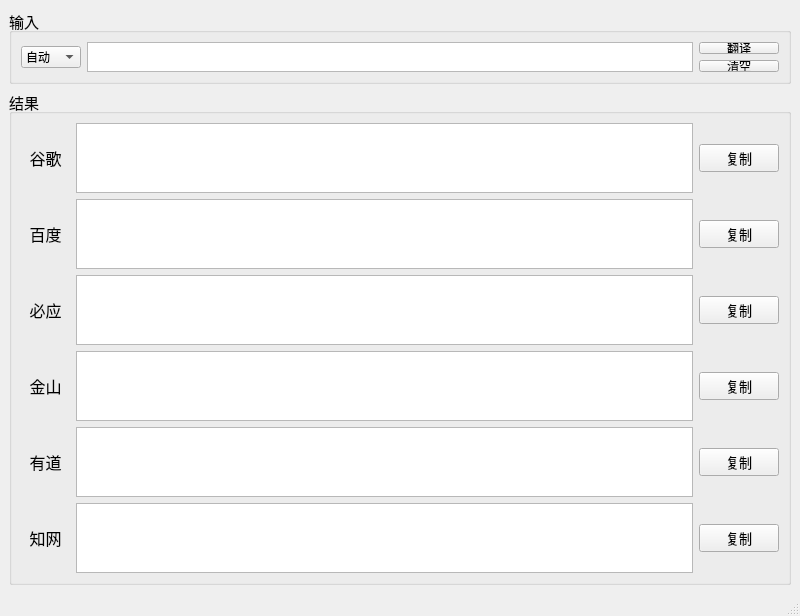
Old version of the form MainWindow.ui in the repository Daibingh/EasyTranslator.
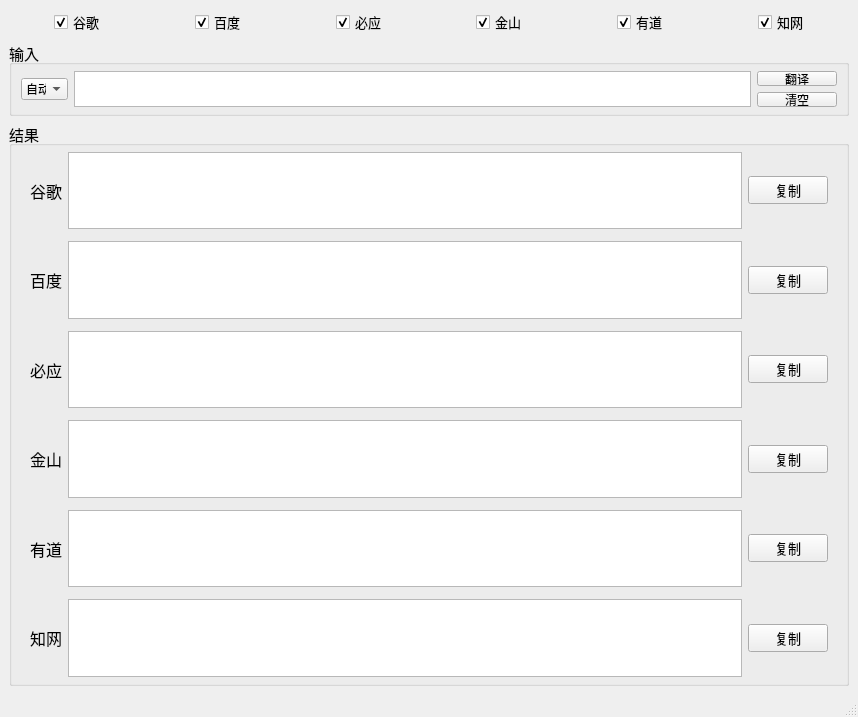
New version of the form.

Diff of the .ui file:
```diff
--- a/MainWindow.ui
+++ b/MainWindow.ui
@@ -6,8 +6,8 @@
    <rect>
     <x>0</x>
     <y>0</y>
-    <width>800</width>
-    <height>571</height>
+    <width>858</width>
+    <height>717</height>
    </rect>
   </property>
   <property name="windowTitle">
@@ -16,6 +16,106 @@
   <widget class="QWidget" name="centralwidget">
    <layout class="QGridLayout" name="gridLayout_5">
     <item row="0" column="0">
+     <layout class="QHBoxLayout" name="horizontalLayout_2">
+      <property name="spacing">
+       <number>50</number>
+      </property>
+      <property name="leftMargin">
+       <number>45</number>
+      </property>
+      <item>
+       <widget class="QCheckBox" name="checkBox_goo">
+        <property name="font">
+         <font>
+          <pointsize>10</pointsize>
+         </font>
+        </property>
+        <property name="text">
+         <string>谷歌</string>
+        </property>
+        <property name="checked">
+         <bool>true</bool>
+        </property>
+       </widget>
+      </item>
+      <item>
+       <widget class="QCheckBox" name="checkBox_bai">
+        <property name="font">
+         <font>
+          <pointsize>10</pointsize>
+         </font>
+        </property>
+        <property name="text">
+         <string>百度</string>
+        </property>
+        <property name="checked">
+         <bool>true</bool>
+        </property>
+       </widget>
+      </item>
+      <item>
+       <widget class="QCheckBox" name="checkBox_bing">
+        <property name="font">
+         <font>
+          <pointsize>10</pointsize>
+         </font>
+        </property>
+        <property name="text">
+         <string>必应</string>
+        </property>
+        <property name="checked">
+         <bool>true</bool>
+        </property>
+       </widget>
+      </item>
+      <item>
+       <widget class="QCheckBox" name="checkBox_jin">
+        <property name="font">
+         <font>
+          <pointsize>10</pointsize>
+         </font>
+        </property>
+        <property name="text">
+         <string>金山</string>
+        </property>
+        <property name="checked">
+         <bool>true</bool>
+        </property>
+       </widget>
+      </item>
+      <item>
+       <widget class="QCheckBox" name="checkBox_you">
+        <property name="font">
+         <font>
+          <pointsize>10</pointsize>
+         </font>
+        </property>
+        <property name="text">
+         <string>有道</string>
+        </property>
+        <property name="checked">
+         <bool>true</bool>
+        </property>
+       </widget>
+      </item>
+      <item>
+       <widget class="QCheckBox" name="checkBox_zhi">
+        <property name="font">
+         <font>
+          <pointsize>10</pointsize>
+         </font>
+        </property>
+        <property name="text">
+         <string>知网</string>
+        </property>
+        <property name="checked">
+         <bool>true</bool>
+        </property>
+       </widget>
+      </item>
+     </layout>
+    </item>
+    <item row="1" column="0">
      <layout class="QGridLayout" name="gridLayout_4">
       <item row="0" column="0">
        <widget class="QGroupBox" name="groupBox">
@@ -34,13 +134,19 @@
          <string>输入</string>
         </property>
         <layout class="QGridLayout" name="gridLayout">
+         <property name="topMargin">
+          <number>6</number>
+         </property>
+         <property name="bottomMargin">
+          <number>6</number>
+         </property>
          <item row="0" column="0">
           <layout class="QHBoxLayout" name="horizontalLayout" stretch="1,15">
            <item>
             <widget class="QComboBox" name="comboBox">
              <property name="maximumSize">
               <size>
-               <width>60</width>
+               <width>47</width>
                <height>16777215</height>
               </size>
              </property>
@@ -118,10 +224,42 @@
         <property name="title">
          <string>结果</string>
         </property>
-        <layout class="QGridLayout" name="gridLayout_3">
+        <layout class="QGridLayout" name="gridLayout_11">
+         <property name="topMargin">
+          <number>0</number>
+         </property>
+         <property name="bottomMargin">
+          <number>0</number>
+         </property>
+         <property name="horizontalSpacing">
+          <number>6</number>
+         </property>
          <item row="0" column="0">
-          <layout class="QGridLayout" name="gridLayout_2" columnstretch="2,25,2">
+          <layout class="QGridLayout" name="gridLayout_10">
+           <property name="horizontalSpacing">
+            <number>6</number>
+           </property>
+           <property name="verticalSpacing">
+            <number>0</number>
+           </property>
            <item row="0" column="0">
+            <widget class="QWidget" name="widget_goo" native="true">
+             <property name="maximumSize">
+              <size>
+               <width>16777215</width>
+               <height>16777215</height>
+              </size>
+             </property>
+             <layout class="QGridLayout" name="gridLayout_2">
+              <property name="topMargin">
+               <number>6</number>
+              </property>
+              <property name="bottomMargin">
+               <number>6</number>
+              </property>
+              <item row="0" column="0">
+               <layout class="QHBoxLayout" name="horizontalLayout_goo">
+                <item>
             <widget class="QLabel" name="label">
              <property name="maximumSize">
               <size>
@@ -145,7 +283,7 @@
              </property>
             </widget>
            </item>
-           <item row="0" column="1">
+                <item>
             <widget class="QTextEdit" name="textEdit_goo">
              <property name="font">
               <font>
@@ -154,7 +292,7 @@
              </property>
             </widget>
            </item>
-           <item row="0" column="2">
+                <item>
             <widget class="QPushButton" name="button_goo">
              <property name="font">
               <font>
@@ -166,7 +304,29 @@
              </property>
             </widget>
            </item>
+               </layout>
+              </item>
+             </layout>
+            </widget>
+           </item>
            <item row="1" column="0">
+            <widget class="QWidget" name="widget_bai" native="true">
+             <property name="maximumSize">
+              <size>
+               <width>16777215</width>
+               <height>16777215</height>
+              </size>
+             </property>
+             <layout class="QGridLayout" name="gridLayout_3">
+              <property name="topMargin">
+               <number>6</number>
+              </property>
+              <property name="bottomMargin">
+               <number>6</number>
+              </property>
+              <item row="0" column="0">
+               <layout class="QHBoxLayout" name="horizontalLayout_bai">
+                <item>
             <widget class="QLabel" name="label_2">
              <property name="font">
               <font>
@@ -181,7 +341,7 @@
              </property>
             </widget>
            </item>
-           <item row="1" column="1">
+                <item>
             <widget class="QTextEdit" name="textEdit_bai">
              <property name="font">
               <font>
@@ -190,7 +350,7 @@
              </property>
             </widget>
            </item>
-           <item row="1" column="2">
+                <item>
             <widget class="QPushButton" name="button_bai">
              <property name="font">
               <font>
@@ -202,7 +362,29 @@
              </property>
             </widget>
            </item>
+               </layout>
+              </item>
+             </layout>
+            </widget>
+           </item>
            <item row="2" column="0">
+            <widget class="QWidget" name="widget_bing" native="true">
+             <property name="maximumSize">
+              <size>
+               <width>16777215</width>
+               <height>16777215</height>
+              </size>
+             </property>
+             <layout class="QGridLayout" name="gridLayout_6">
+              <property name="topMargin">
+               <number>6</number>
+              </property>
+              <property name="bottomMargin">
+               <number>6</number>
+              </property>
+              <item row="0" column="0">
+               <layout class="QHBoxLayout" name="horizontalLayout_bing">
+                <item>
             <widget class="QLabel" name="label_3">
              <property name="font">
               <font>
@@ -217,7 +399,7 @@
              </property>
             </widget>
            </item>
-           <item row="2" column="1">
+                <item>
             <widget class="QTextEdit" name="textEdit_bing">
              <property name="font">
               <font>
@@ -226,7 +408,7 @@
              </property>
             </widget>
            </item>
-           <item row="2" column="2">
+                <item>
             <widget class="QPushButton" name="button_bing">
              <property name="font">
               <font>
@@ -238,7 +420,29 @@
              </property>
             </widget>
            </item>
+               </layout>
+              </item>
+             </layout>
+            </widget>
+           </item>
            <item row="3" column="0">
+            <widget class="QWidget" name="widget_jin" native="true">
+             <property name="maximumSize">
+              <size>
+               <width>16777215</width>
+               <height>16777215</height>
+              </size>
+             </property>
+             <layout class="QGridLayout" name="gridLayout_7">
+              <property name="topMargin">
+               <number>6</number>
+              </property>
+              <property name="bottomMargin">
+               <number>6</number>
+              </property>
+              <item row="0" column="0">
+               <layout class="QHBoxLayout" name="horizontalLayout_jin">
+                <item>
             <widget class="QLabel" name="label_4">
              <property name="font">
               <font>
@@ -253,7 +457,7 @@
              </property>
             </widget>
            </item>
-           <item row="3" column="1">
+                <item>
             <widget class="QTextEdit" name="textEdit_jin">
              <property name="font">
               <font>
@@ -262,7 +466,7 @@
              </property>
             </widget>
            </item>
-           <item row="3" column="2">
+                <item>
             <widget class="QPushButton" name="button_jin">
              <property name="font">
               <font>
@@ -274,7 +478,29 @@
              </property>
             </widget>
            </item>
+               </layout>
+              </item>
+             </layout>
+            </widget>
+           </item>
            <item row="4" column="0">
+            <widget class="QWidget" name="widget_you" native="true">
+             <property name="maximumSize">
+              <size>
+               <width>16777215</width>
+               <height>16777215</height>
+              </size>
+             </property>
+             <layout class="QGridLayout" name="gridLayout_8">
+              <property name="topMargin">
+               <number>6</number>
+              </property>
+              <property name="bottomMargin">
+               <number>6</number>
+              </property>
+              <item row="0" column="0">
+               <layout class="QHBoxLayout" name="horizontalLayout_you">
+                <item>
             <widget class="QLabel" name="label_5">
              <property name="font">
               <font>
@@ -289,7 +515,7 @@
              </property>
             </widget>
            </item>
-           <item row="4" column="1">
+                <item>
             <widget class="QTextEdit" name="textEdit_you">
              <property name="font">
               <font>
@@ -298,7 +524,7 @@
              </property>
             </widget>
            </item>
-           <item row="4" column="2">
+                <item>
             <widget class="QPushButton" name="button_you">
              <property name="font">
               <font>
@@ -310,7 +536,23 @@
              </property>
             </widget>
            </item>
+               </layout>
+              </item>
+             </layout>
+            </widget>
+           </item>
            <item row="5" column="0">
+            <widget class="QWidget" name="widget_zhi" native="true">
+             <layout class="QGridLayout" name="gridLayout_9">
+              <property name="topMargin">
+               <number>6</number>
+              </property>
+              <property name="bottomMargin">
+               <number>6</number>
+              </property>
+              <item row="0" column="0">
+               <layout class="QHBoxLayout" name="horizontalLayout_zhi">
+                <item>
             <widget class="QLabel" name="label_6">
              <property name="font">
               <font>
@@ -325,7 +567,7 @@
              </property>
             </widget>
            </item>
-           <item row="5" column="1">
+                <item>
             <widget class="QTextEdit" name="textEdit_zhi">
              <property name="font">
               <font>
@@ -334,7 +576,7 @@
              </property>
             </widget>
            </item>
-           <item row="5" column="2">
+                <item>
             <widget class="QPushButton" name="button_zhi">
              <property name="font">
               <font>
@@ -355,6 +597,11 @@
     </item>
    </layout>
   </widget>
+      </item>
+     </layout>
+    </item>
+   </layout>
+  </widget>
   <widget class="QMenuBar" name="menubar">
    <property name="geometry">
     <rect>
```
Left out of the diff: 2 changed lines with no effect on the pictures. Lines whose indentation alone changed are shown as unchanged.
